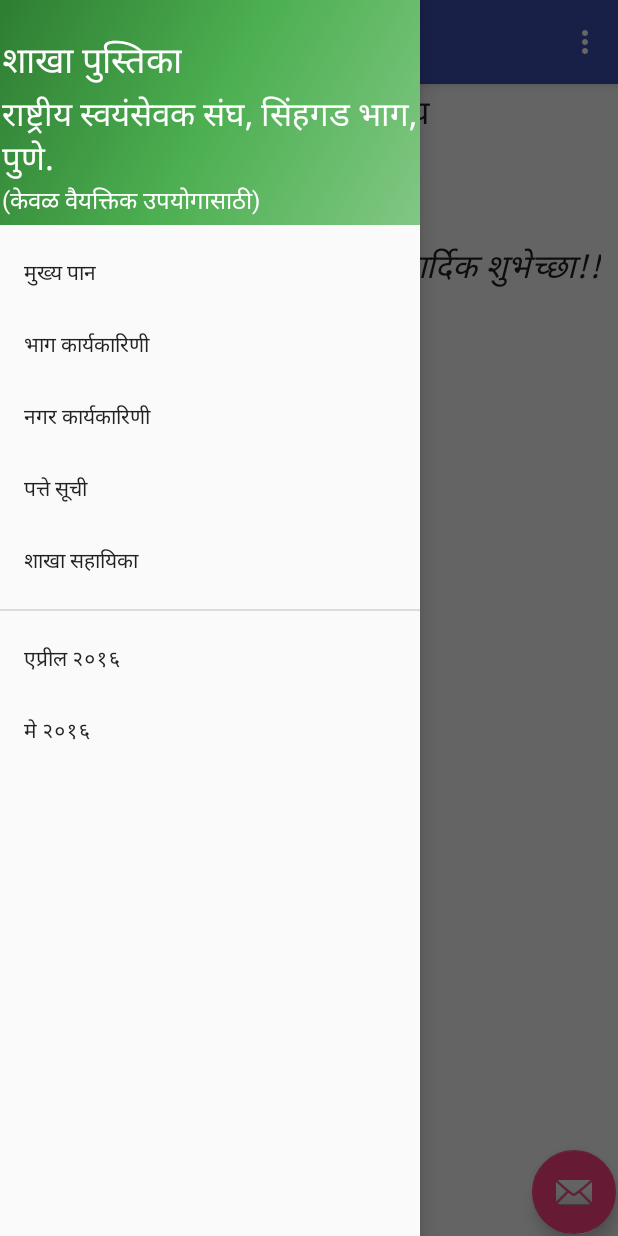
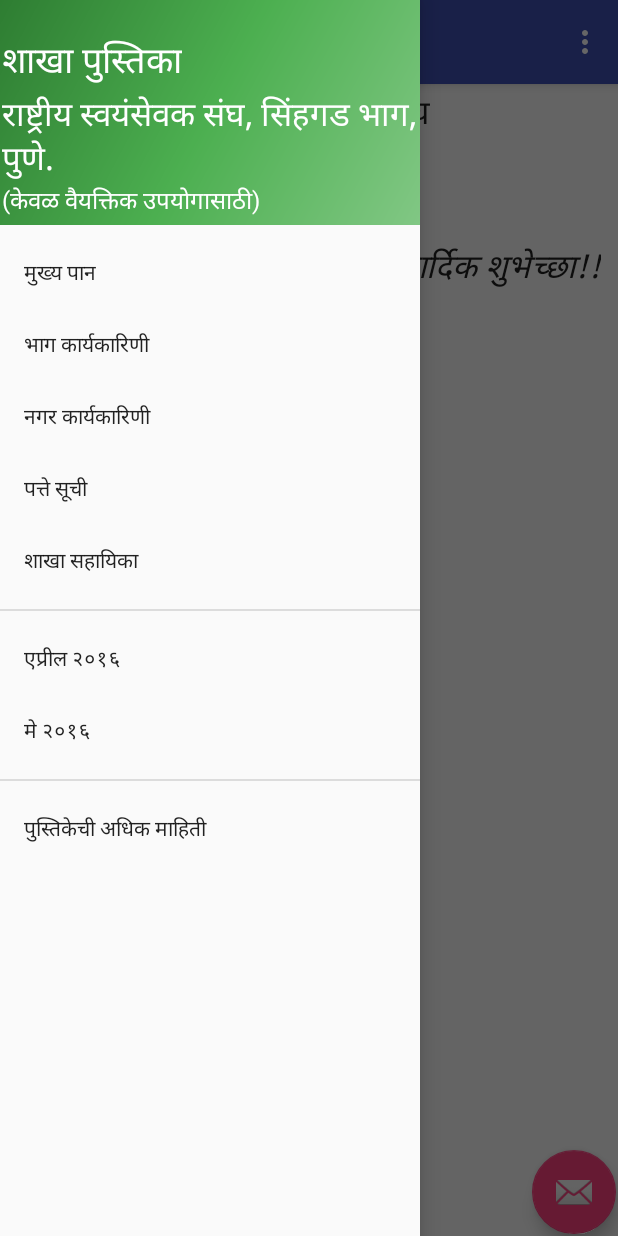
Before and after one commit to lonelybit/Bauddhik-Patrak, an Android app: the screen it shows after launch (MainActivity), with the side drawer open, on a phone screen of 412 x 824 dp. Run offline under Robolectric (Android 15) with nearby library versions, the phone set to English and light mode, and no system bars.

Commit message:
Added Mahiti Menu. Verion Name to be displayed there.

```diff
--- a/app/src/main/AndroidManifest.xml
+++ b/app/src/main/AndroidManifest.xml
@@ -1,6 +1,8 @@
 <?xml version="1.0" encoding="utf-8"?>
 <manifest xmlns:android="http://schemas.android.com/apk/res/android"
-    package="com.toys.breakable.lonelybit.bauddhikpatrak">
+    package="com.toys.breakable.lonelybit.bauddhikpatrak"
+    android:versionName="Pustika_2016-0.1"
+    android:versionCode="20160401">
 
     <application
         android:allowBackup="true"
--- a/app/src/main/res/menu/activity_main_drawer.xml
+++ b/app/src/main/res/menu/activity_main_drawer.xml
@@ -59,11 +59,10 @@
             android:title="निरोप/व्रुत्त" />-->
     </group>
 
-    <group android:checkableBehavior="single" android:id="@+id/may_2016_group">
-
-
-
-
+    <group android:checkableBehavior="single" android:id="@+id/about_group">
+        <item
+            android:id="@+id/adhik_mahiti_menu"
+            android:title="@string/adhik_mahiti_text" />
     </group>
 
     <!--<item android:title="Communicate" >
--- a/app/src/main/res/values/strings.xml
+++ b/app/src/main/res/values/strings.xml
@@ -28,6 +28,7 @@
     <string name="patte_suchi_text">पत्ते सूची</string>
     <string name="shakha_sahayika_text">शाखा सहायिका</string>
 
+    <string name="adhik_mahiti_text">पुस्तिकेची अधिक माहिती</string>
 
     <string name="mukhya_paan_mahiti_title">
         <![CDATA[
```
Also changed, not shown: app/src/main/java/com/toys/breakable/lonelybit/bauddhikpatrak/MainActivity.java (+17 -3 lines).
